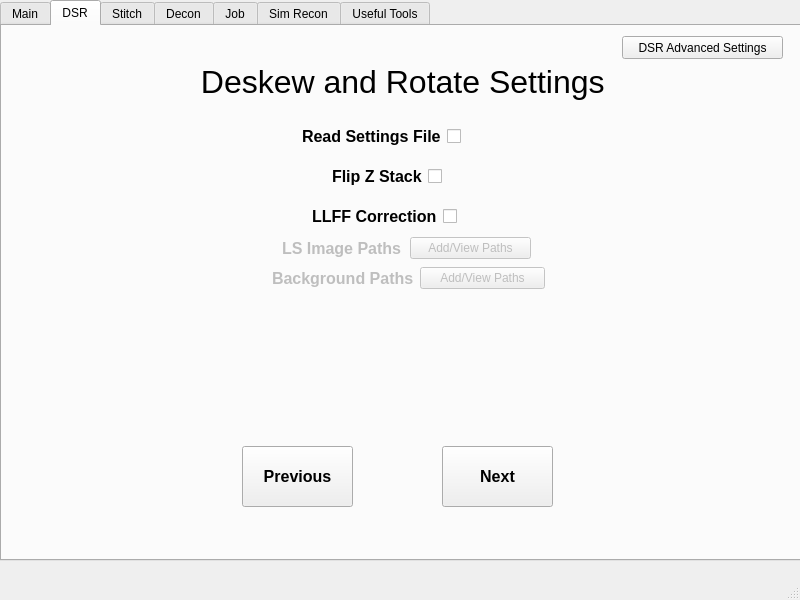
First picture: the form in mainwindow.ui, repository abcucberkeley/PetaKit5D-GUI, before the edit.
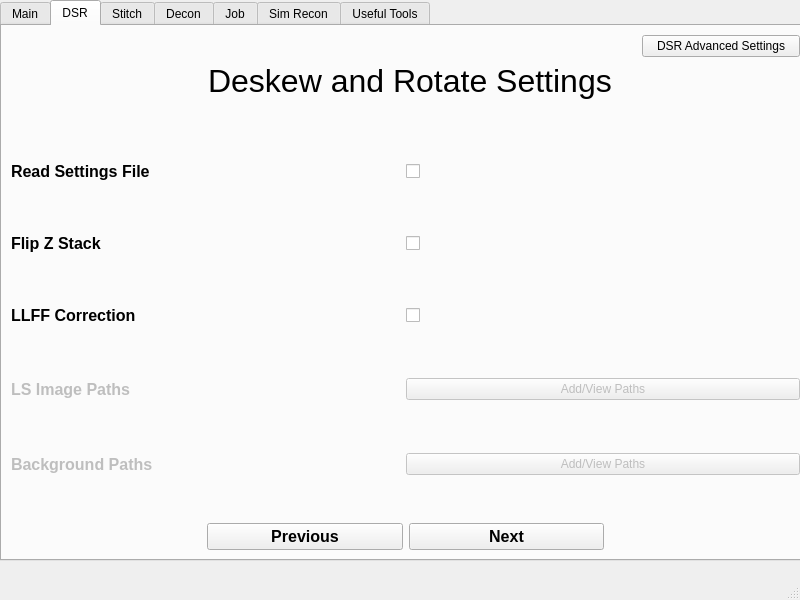
Second picture: the form after the edit. The open tabs and pages were chosen to show the change.

Commit message: Deskew and Rotate Settings is now dynamic

The edit to the form file:
```diff
--- a/mainwindow.ui
+++ b/mainwindow.ui
@@ -22,7 +22,7 @@
      <rect>
       <x>0</x>
       <y>0</y>
-      <width>801</width>
+      <width>811</width>
       <height>561</height>
      </rect>
     </property>
@@ -1291,164 +1291,60 @@
      <attribute name="title">
       <string>DSR</string>
      </attribute>
-     <widget class="QLabel" name="dsrSettingsLabel">
-      <property name="geometry">
-       <rect>
-        <x>190</x>
-        <y>20</y>
-        <width>471</width>
-        <height>71</height>
-       </rect>
-      </property>
-      <property name="font">
-       <font>
-        <pointsize>24</pointsize>
-       </font>
-      </property>
-      <property name="text">
-       <string> Deskew and Rotate Settings</string>
-      </property>
-     </widget>
+     <layout class="QGridLayout" name="gridLayout_2" rowstretch="2,10,1">
+      <item row="0" column="0">
+       <layout class="QVBoxLayout" name="verticalLayout_7">
+        <item>
+         <layout class="QHBoxLayout" name="horizontalLayout_16" stretch="4,1">
+          <item>
+           <spacer name="horizontalSpacer_28">
+            <property name="orientation">
+             <enum>Qt::Horizontal</enum>
+            </property>
+            <property name="sizeHint" stdset="0">
+             <size>
+              <width>40</width>
+              <height>20</height>
+             </size>
+            </property>
+           </spacer>
+          </item>
+          <item>
      <widget class="QPushButton" name="dsrAdvancedSettingsButton">
-      <property name="geometry">
-       <rect>
-        <x>620</x>
-        <y>10</y>
-        <width>161</width>
-        <height>23</height>
-       </rect>
-      </property>
       <property name="text">
        <string>DSR Advanced Settings</string>
       </property>
      </widget>
-     <widget class="QPushButton" name="dsrNextButton">
-      <property name="geometry">
-       <rect>
-        <x>440</x>
-        <y>420</y>
-        <width>111</width>
-        <height>61</height>
-       </rect>
-      </property>
-      <property name="font">
-       <font>
-        <pointsize>12</pointsize>
-        <weight>75</weight>
-        <bold>true</bold>
-       </font>
-      </property>
-      <property name="text">
-       <string>Next</string>
-      </property>
-     </widget>
-     <widget class="QPushButton" name="dsrPreviousButton">
-      <property name="geometry">
-       <rect>
-        <x>240</x>
-        <y>420</y>
-        <width>111</width>
-        <height>61</height>
-       </rect>
-      </property>
-      <property name="font">
-       <font>
-        <pointsize>12</pointsize>
-        <weight>75</weight>
-        <bold>true</bold>
-       </font>
-      </property>
-      <property name="text">
-       <string>Previous</string>
-      </property>
-     </widget>
-     <widget class="QWidget" name="layoutWidget_6">
-      <property name="geometry">
-       <rect>
-        <x>270</x>
-        <y>240</y>
-        <width>273</width>
-        <height>25</height>
-       </rect>
-      </property>
-      <layout class="QHBoxLayout" name="horizontalLayout_7">
-       <item>
-        <widget class="QLabel" name="backgroundPathsLabel">
-         <property name="enabled">
-          <bool>false</bool>
-         </property>
-         <property name="font">
-          <font>
-           <pointsize>12</pointsize>
-           <weight>75</weight>
-           <bold>true</bold>
-          </font>
-         </property>
-         <property name="text">
-          <string>Background Paths</string>
-         </property>
-        </widget>
-       </item>
-       <item>
-        <widget class="QPushButton" name="backgroundAddPathsButton">
-         <property name="enabled">
-          <bool>false</bool>
-         </property>
-         <property name="text">
-          <string>Add/View Paths</string>
-         </property>
-        </widget>
-       </item>
-      </layout>
-     </widget>
-     <widget class="QWidget" name="layoutWidget_7">
-      <property name="geometry">
-       <rect>
-        <x>280</x>
-        <y>210</y>
-        <width>249</width>
-        <height>25</height>
-       </rect>
-      </property>
-      <layout class="QHBoxLayout" name="horizontalLayout_8">
+          </item>
+         </layout>
+        </item>
        <item>
-        <widget class="QLabel" name="lsImagePathsLabel">
-         <property name="enabled">
-          <bool>false</bool>
-         </property>
+         <layout class="QHBoxLayout" name="horizontalLayout_15">
+          <item>
+           <widget class="QLabel" name="dsrSettingsLabel">
          <property name="font">
           <font>
-           <pointsize>12</pointsize>
-           <weight>75</weight>
-           <bold>true</bold>
+              <pointsize>24</pointsize>
           </font>
          </property>
          <property name="text">
-          <string>LS Image Paths</string>
-         </property>
-        </widget>
-       </item>
-       <item>
-        <widget class="QPushButton" name="lsImageAddPathsButton">
-         <property name="enabled">
-          <bool>false</bool>
-         </property>
-         <property name="text">
-          <string>Add/View Paths</string>
-         </property>
+             <string> Deskew and Rotate Settings</string>
+            </property>
+            <property name="alignment">
+             <set>Qt::AlignHCenter|Qt::AlignTop</set>
+            </property>
         </widget>
        </item>
       </layout>
-     </widget>
-     <widget class="QWidget" name="layoutWidget">
-      <property name="geometry">
-       <rect>
-        <x>300</x>
-        <y>100</y>
-        <width>187</width>
-        <height>21</height>
-       </rect>
-      </property>
+        </item>
+       </layout>
+      </item>
+      <item row="1" column="0">
+       <layout class="QVBoxLayout" name="verticalLayout_8">
+        <property name="spacing">
+         <number>1</number>
+        </property>
+        <item>
       <layout class="QHBoxLayout" name="horizontalLayout_18">
        <item>
         <widget class="QLabel" name="parseSettingsFileLabel">
@@ -1475,16 +1371,24 @@
         </widget>
        </item>
       </layout>
-     </widget>
-     <widget class="QWidget" name="layoutWidget">
-      <property name="geometry">
-       <rect>
-        <x>330</x>
-        <y>140</y>
-        <width>129</width>
-        <height>21</height>
-       </rect>
-      </property>
+        </item>
+        <item>
+         <spacer name="verticalSpacer_11">
+          <property name="orientation">
+           <enum>Qt::Vertical</enum>
+          </property>
+          <property name="sizeType">
+           <enum>QSizePolicy::Preferred</enum>
+          </property>
+          <property name="sizeHint" stdset="0">
+           <size>
+            <width>20</width>
+            <height>10</height>
+           </size>
+          </property>
+         </spacer>
+        </item>
+        <item>
       <layout class="QHBoxLayout" name="horizontalLayout_19">
        <item>
         <widget class="QLabel" name="flipZStackLabel">
@@ -1511,16 +1415,24 @@
         </widget>
        </item>
       </layout>
-     </widget>
-     <widget class="QWidget" name="layoutWidget">
-      <property name="geometry">
-       <rect>
-        <x>310</x>
-        <y>180</y>
-        <width>165</width>
-        <height>21</height>
-       </rect>
-      </property>
+        </item>
+        <item>
+         <spacer name="verticalSpacer_12">
+          <property name="orientation">
+           <enum>Qt::Vertical</enum>
+          </property>
+          <property name="sizeType">
+           <enum>QSizePolicy::Preferred</enum>
+          </property>
+          <property name="sizeHint" stdset="0">
+           <size>
+            <width>20</width>
+            <height>10</height>
+           </size>
+          </property>
+         </spacer>
+        </item>
+        <item>
       <layout class="QHBoxLayout" name="horizontalLayout_21">
        <item>
         <widget class="QLabel" name="llffCorrectionLabel">
@@ -1547,7 +1459,162 @@
         </widget>
        </item>
       </layout>
-     </widget>
+        </item>
+        <item>
+         <spacer name="verticalSpacer_13">
+          <property name="orientation">
+           <enum>Qt::Vertical</enum>
+          </property>
+          <property name="sizeType">
+           <enum>QSizePolicy::Preferred</enum>
+          </property>
+          <property name="sizeHint" stdset="0">
+           <size>
+            <width>20</width>
+            <height>10</height>
+           </size>
+          </property>
+         </spacer>
+        </item>
+        <item>
+         <layout class="QHBoxLayout" name="horizontalLayout_8">
+          <item>
+           <widget class="QLabel" name="lsImagePathsLabel">
+            <property name="enabled">
+             <bool>false</bool>
+            </property>
+            <property name="font">
+             <font>
+              <pointsize>12</pointsize>
+              <weight>75</weight>
+              <bold>true</bold>
+             </font>
+            </property>
+            <property name="text">
+             <string>LS Image Paths</string>
+            </property>
+           </widget>
+          </item>
+          <item>
+           <widget class="QPushButton" name="lsImageAddPathsButton">
+            <property name="enabled">
+             <bool>false</bool>
+            </property>
+            <property name="text">
+             <string>Add/View Paths</string>
+            </property>
+           </widget>
+          </item>
+         </layout>
+        </item>
+        <item>
+         <spacer name="verticalSpacer_14">
+          <property name="orientation">
+           <enum>Qt::Vertical</enum>
+          </property>
+          <property name="sizeType">
+           <enum>QSizePolicy::Preferred</enum>
+          </property>
+          <property name="sizeHint" stdset="0">
+           <size>
+            <width>20</width>
+            <height>10</height>
+           </size>
+          </property>
+         </spacer>
+        </item>
+        <item>
+         <layout class="QHBoxLayout" name="horizontalLayout_7">
+          <item>
+           <widget class="QLabel" name="backgroundPathsLabel">
+            <property name="enabled">
+             <bool>false</bool>
+            </property>
+            <property name="font">
+             <font>
+              <pointsize>12</pointsize>
+              <weight>75</weight>
+              <bold>true</bold>
+             </font>
+            </property>
+            <property name="text">
+             <string>Background Paths</string>
+            </property>
+           </widget>
+          </item>
+          <item>
+           <widget class="QPushButton" name="backgroundAddPathsButton">
+            <property name="enabled">
+             <bool>false</bool>
+            </property>
+            <property name="text">
+             <string>Add/View Paths</string>
+            </property>
+           </widget>
+          </item>
+         </layout>
+        </item>
+       </layout>
+      </item>
+      <item row="2" column="0">
+       <layout class="QHBoxLayout" name="horizontalLayout_17" stretch="1,1,1,1">
+        <item>
+         <spacer name="horizontalSpacer_29">
+          <property name="orientation">
+           <enum>Qt::Horizontal</enum>
+          </property>
+          <property name="sizeHint" stdset="0">
+           <size>
+            <width>40</width>
+            <height>20</height>
+           </size>
+          </property>
+         </spacer>
+        </item>
+        <item>
+         <widget class="QPushButton" name="dsrPreviousButton">
+          <property name="font">
+           <font>
+            <pointsize>12</pointsize>
+            <weight>75</weight>
+            <bold>true</bold>
+           </font>
+          </property>
+          <property name="text">
+           <string>Previous</string>
+          </property>
+         </widget>
+        </item>
+        <item>
+         <widget class="QPushButton" name="dsrNextButton">
+          <property name="font">
+           <font>
+            <pointsize>12</pointsize>
+            <weight>75</weight>
+            <bold>true</bold>
+           </font>
+          </property>
+          <property name="text">
+           <string>Next</string>
+          </property>
+         </widget>
+        </item>
+        <item>
+         <spacer name="horizontalSpacer_30">
+          <property name="orientation">
+           <enum>Qt::Horizontal</enum>
+          </property>
+          <property name="sizeHint" stdset="0">
+           <size>
+            <width>40</width>
+            <height>20</height>
+           </size>
+          </property>
+         </spacer>
+        </item>
+       </layout>
+      </item>
+     </layout>
     </widget>
     <widget class="QWidget" name="Stitch">
      <attribute name="title">
```
Left out of the diff: 4 changed lines with no effect on the pictures. Lines whose indentation alone changed are shown as unchanged.
